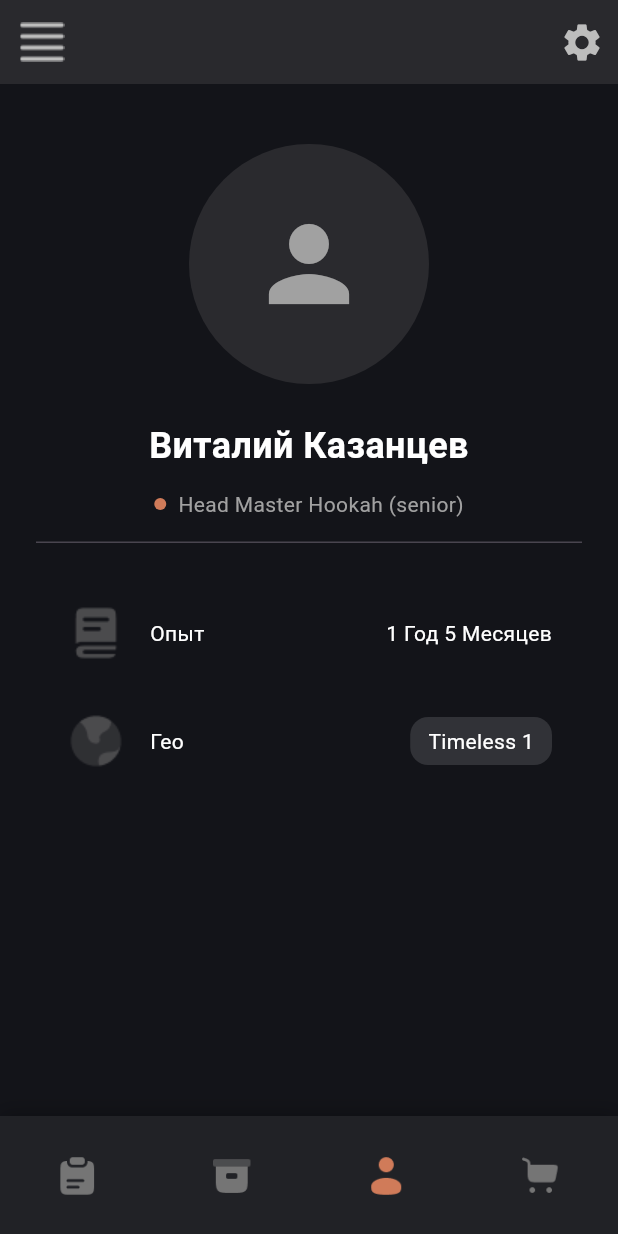
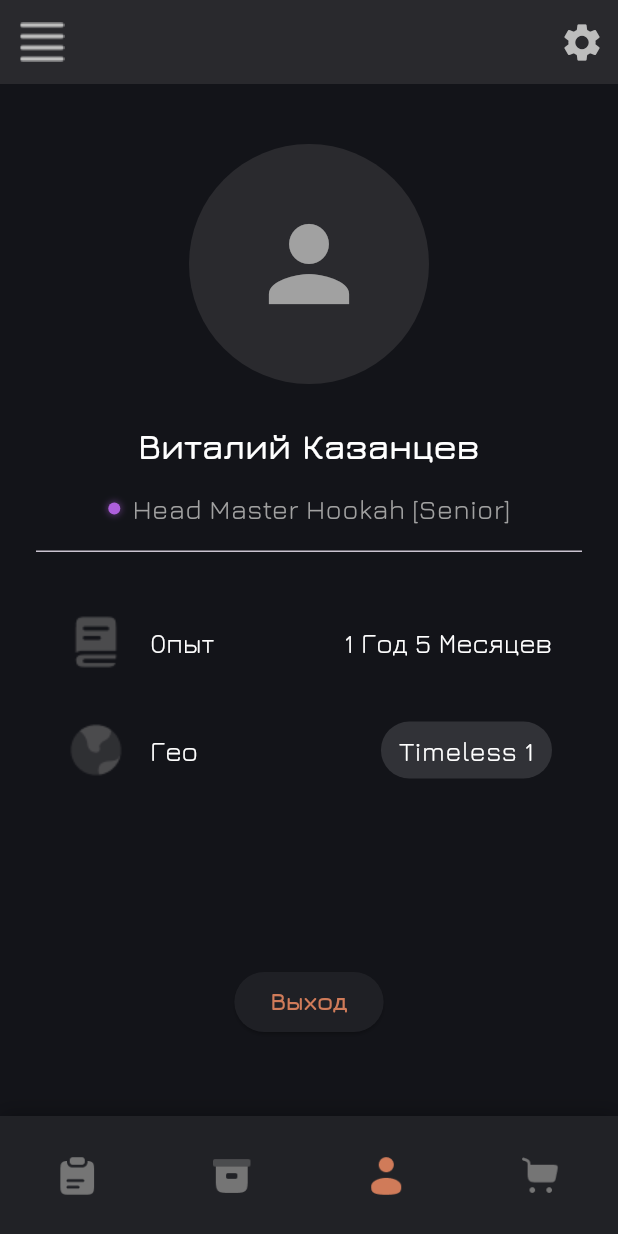
Before and after one commit to PavProg/Timeless_flutter_app, a Flutter app: the ProfileScreen screen opened by its route, on a phone screen of 412 x 824 dp. Run offline on Flutter 3.47's test engine with Material 3 defaults, Android fonts, the light colour scheme and no system bars; our stand-ins replace image_picker; accounts and stored records are empty; project files that could hold a hidden picture were left out.

Commit message:
Update: Make edits in design. New: button exit in profile

```diff
--- a/lib/main.dart
+++ b/lib/main.dart
@@ -14,7 +14,9 @@ class MyApp extends StatelessWidget {
   Widget build(BuildContext context) {
     return MaterialApp(
       title: 'TIMILESS APP',
-      theme: ThemeData.dark(),
+      theme: ThemeData(
+        fontFamily: 'Jura',
+      ),
       home: HomeScreen(),
       routes: {
         '/home': (context) => const HomeScreen(),
--- a/lib/ui/canvas/selected_item_canvas.dart
+++ b/lib/ui/canvas/selected_item_canvas.dart
@@ -13,7 +13,7 @@ class SelectedItemCanvas extends StatelessWidget {
 
     final testItem = CatalogItemModel(
       id: '1',
-      name: 'MustHave\nLemon-Lime',
+      name: 'MustHave\nStrawberry-Lychy',
       weightOptions: [
         WeightOption(weight: 100, price: 500),
         WeightOption(weight: 200, price: 1000),
--- a/lib/ui/screens/profile_screen.dart
+++ b/lib/ui/screens/profile_screen.dart
@@ -24,7 +24,7 @@ class _ProfileScreenState extends State<ProfileScreen> {
     _userProfile = UserProfile(
       id: '1',
       name: 'Виталий Казанцев',
-      position: 'Head Master Hookah (senior)',
+      position: 'Head Master Hookah [Senior]',
       workplace: 'Timeless 1',
       expirienceYears: 1,
       expirienceMonths: 5,
@@ -77,8 +77,16 @@ class _ProfileScreenState extends State<ProfileScreen> {
                     width: 8,
                     height: 8,
                     decoration: BoxDecoration(
-                      color: Color(0xFFD07B59),
+                      color: Color(0xFFAE5FDD),
                       shape: BoxShape.circle,
+                      boxShadow: [
+                        BoxShadow(
+                          color: Color(0x60AE5FDD),
+                          blurRadius: 3,
+                          spreadRadius: 1,
+                          offset: Offset(0, 0),
+                        ),
+                      ],
                     ),
                   ),
                   SizedBox(width: 8),
@@ -86,7 +94,7 @@ class _ProfileScreenState extends State<ProfileScreen> {
                     _userProfile.position,
                     style: TextStyle(
                       color: Color(0xFFA1A1A1),
-                      fontSize: 14,
+                      fontSize: 18,
                       fontWeight: FontWeight.w400,
                     ),
                   ),
@@ -110,6 +118,9 @@ class _ProfileScreenState extends State<ProfileScreen> {
                 value: _userProfile.workplace,
                 isLocation: true,
               ),
+
+              // Кнопка выхода
+              _buttonExitProfile(),
             ],
           ),
         ),
@@ -150,7 +161,7 @@ class _ProfileScreenState extends State<ProfileScreen> {
                   label,
                   style: TextStyle(
                     color: Colors.white,
-                    fontSize: 14,
+                    fontSize: 18,
                     fontWeight: FontWeight.w400,
                   ),
                 ),
@@ -162,13 +173,13 @@ class _ProfileScreenState extends State<ProfileScreen> {
               padding: EdgeInsets.symmetric(horizontal: 12, vertical: 6),
               decoration: BoxDecoration(
                 color: Color(0xFF313237),
-                borderRadius: BorderRadius.circular(12),
+                borderRadius: BorderRadius.circular(20),
               ),
               child: Text(
                 value,
                 style: TextStyle(
                   color: Colors.white,
-                  fontSize: 14,
+                  fontSize: 18,
                   fontWeight: FontWeight.w400,
                 ),
               ),
@@ -179,7 +190,7 @@ class _ProfileScreenState extends State<ProfileScreen> {
                 value,
                 style: TextStyle(
                   color: Colors.white,
-                  fontSize: 14,
+                  fontSize: 18,
                   fontWeight: FontWeight.w400,
                 ),
               ),
@@ -188,4 +199,27 @@ class _ProfileScreenState extends State<ProfileScreen> {
       ),
     );
   }
+
+  Widget _buttonExitProfile() {
+    return Container(
+      margin: EdgeInsets.only(top: 60),
+      padding: EdgeInsets.symmetric(horizontal: 15, vertical: 48),
+      child: ElevatedButton(
+        onPressed: () {
+          print('Button exid pressd');
+        },
+        style: ElevatedButton.styleFrom(
+          backgroundColor: Color(0xFF1F2025),
+        ),
+        child: Text(
+          'Выход',
+          style: TextStyle(
+            color: Color(0xFFD07B59),
+            fontSize: 16,
+            fontWeight: FontWeight.bold,
+          ),
+        ),
+      ),
+    );
+  }
 }
--- a/lib/ui/widgets/appbar_widget.dart
+++ b/lib/ui/widgets/appbar_widget.dart
@@ -22,8 +22,8 @@ class AppBarWidget extends StatelessWidget implements PreferredSizeWidget {
               title!,
               style: const TextStyle(
                 color: Color(0xFFD07B59),
-                fontSize: 24,
-                fontWeight: FontWeight.w500,
+                fontSize: 18,
+                fontWeight: FontWeight.bold,
               ),
             )
           : null,
--- a/pubspec.yaml
+++ b/pubspec.yaml
@@ -29,3 +29,9 @@ flutter:
   uses-material-design: true
   assets:
     - AppMaterial/
+  fonts:
+    - family: Jura
+      fonts:
+        - asset: fonts/Jura.ttf
+        - asset: fonts/Jura-Bold.ttf
+          weight: 700
```
Also changed, not shown: lib/ui/widgets/catalog/catalog_item_widget.dart (+14 -23 lines), lib/ui/widgets/catalog/quantity_selector.dart (+13 -13 lines), lib/ui/widgets/catalog/weight_selector.dart (+7 -7 lines), fonts/Jura-Bold.ttf (added), fonts/Jura.ttf (added).
